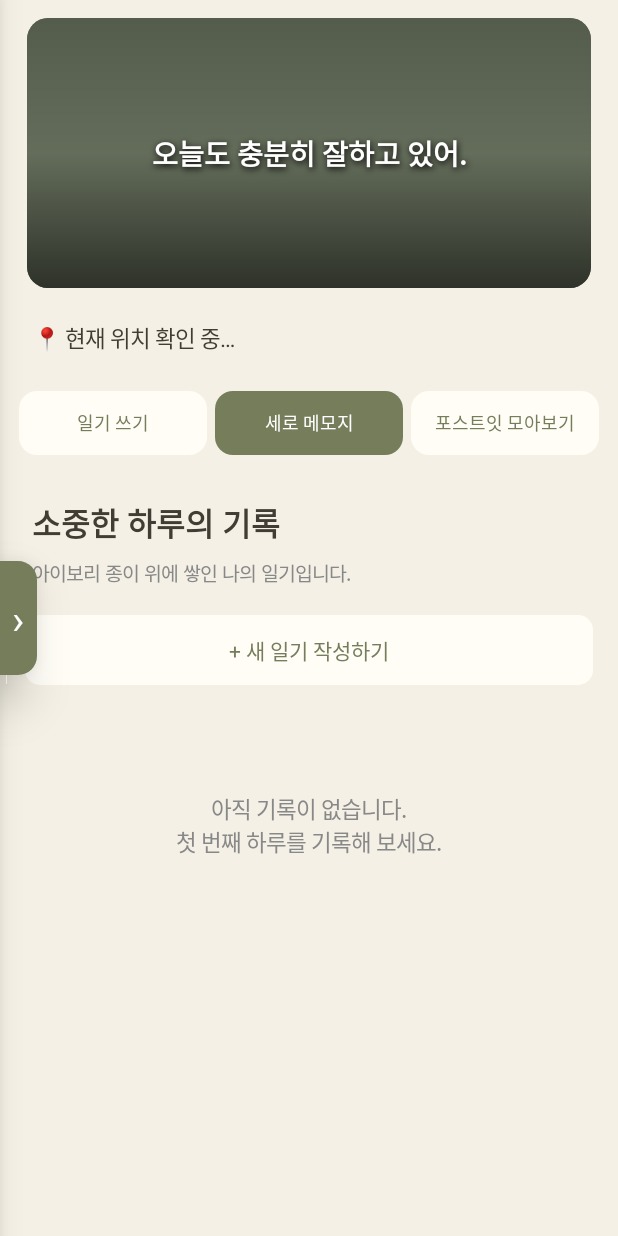
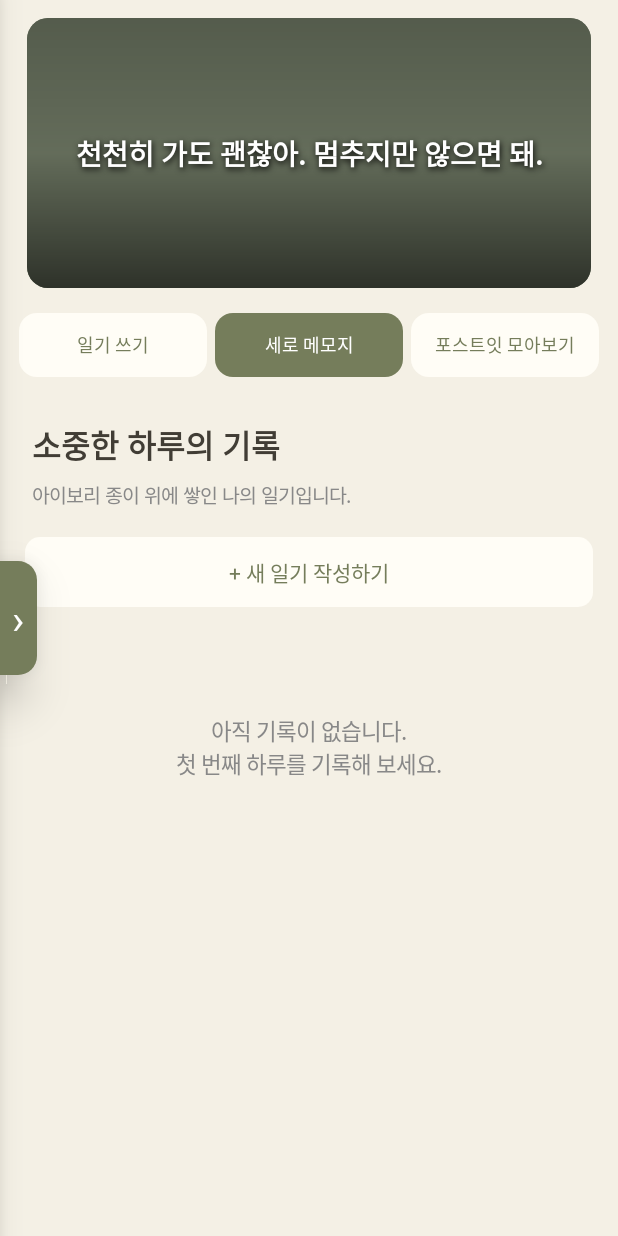
Before and after one commit to supermenpark/DAYFLOW-Diary, an Android app: the screen it shows after launch (MainActivity), after a tap on "세로 메모지", on a phone screen of 412 x 824 dp. Run offline under Robolectric (Android 15) with nearby library versions, the phone set to English and light mode, and no system bars; pictures from the network do not load.

Commit message:
Update MainActivity.kt

```diff
--- a/DiaryApp/app/src/main/java/com/supermenpark/dayflowdiary/MainActivity.kt
+++ b/DiaryApp/app/src/main/java/com/supermenpark/dayflowdiary/MainActivity.kt
@@ -1,3 +1,4 @@
+
 package com.supermenpark.dayflowdiary
 
 import android.app.Activity
@@ -152,8 +153,9 @@ class MainActivity : Activity() {
         }
 
         header.addView(shade, FrameLayout.LayoutParams(-1, -1))
+
         val bannerQuote = TextView(this).apply {
-    text = "오늘도 충분히 잘하고 있어."
+            text = dailyBannerQuote()
             textSize = 19f
             setTextColor(Color.WHITE)
             setTypeface(typeface, Typeface.BOLD)
@@ -171,6 +173,7 @@ header.addView(
                 Gravity.CENTER
             )
         )
+
         appContainer.addView(
             header,
             LinearLayout.LayoutParams(-1, dp(180)).apply {
@@ -178,31 +181,11 @@ header.addView(
             }
         )
 
-        // 배너 사진과 분리된 지역·날씨 표시 영역
+        // 화면에는 표시하지 않는 날씨 갱신용 뷰
+        // 날씨는 다이어리 우측 상단에만 표시
         weatherText = TextView(this).apply {
             text = "📍 지역·날씨 확인"
-            textSize = 15f
-            setTextColor(ink)
-            gravity = Gravity.CENTER_VERTICAL
-            setPadding(dp(4), dp(4), dp(4), dp(4))
-            visibility = View.VISIBLE
-            minHeight = dp(42)
-            maxLines = 2
-            setOnClickListener {
-                loadWeatherForCurrentLocation()
-            }
-        }
-
-        val weatherRowParams = LinearLayout.LayoutParams(
-            LinearLayout.LayoutParams.MATCH_PARENT,
-            dp(42)
-        )
-
-        weatherRowParams.setMargins(
-            dp(18), dp(0), dp(18), dp(10)
-        )
-
-        appContainer.addView(weatherText, weatherRowParams)
+        }
 
         loadDailyBanner(bannerImage)
         loadWeatherForCurrentLocation()
@@ -225,7 +208,9 @@ header.addView(
                 textSize = 12f
                 gravity = Gravity.CENTER
                 setPadding(dp(10), dp(12), dp(10), dp(12))
-                setTextColor(if (currentMode == index) Color.WHITE else accent)
+                setTextColor(
+                    if (currentMode == index) Color.WHITE else accent
+                )
                 background = rounded(
                     if (currentMode == index) accent else paper,
                     12
@@ -267,6 +252,143 @@ header.addView(
         }
 
         buildDrawer()
+    }
+
+    // 매일 바뀌는 응원 문구
+    private fun dailyBannerQuote(): String {
+        val quotes = listOf(
+            "오늘도 충분히 잘하고 있어.",
+            "천천히 가도 괜찮아. 멈추지만 않으면 돼.",
+            "오늘의 작은 걸음이 내일을 바꿔.",
+            "너의 하루는 그 자체로 소중해.",
+            "잘하려 애쓴 오늘, 그것만으로 충분해.",
+            "좋은 일은 생각보다 가까이에 있어.",
+            "오늘도 너답게, 편안하게.",
+            "지금까지 잘 버텨왔고 앞으로도 잘할 거야.",
+            "작은 행복을 놓치지 않는 하루가 되길.",
+            "오늘은 어제보다 조금 더 웃어보자.",
+            "새로운 하루에는 새로운 기회가 있어.",
+            "오늘도 네 편이 되어주자.",
+            "조금 느려도 괜찮아. 잘 가고 있어.",
+            "마음 편한 하루가 가장 좋은 하루야.",
+            "언젠가 오늘을 웃으며 이야기할 거야."
+        )
+
+        val todayKey =
+            SimpleDateFormat("yyyyMMdd", Locale.US).format(Date())
+
+        val savedDate = prefs.getString("banner_quote_date", "")
+
+        val index = if (savedDate == todayKey) {
+            prefs.getInt("banner_quote_index", 0)
+                .coerceIn(quotes.indices)
+        } else {
+            val previous = prefs.getInt("banner_quote_index", -1)
+            var next = Random.nextInt(quotes.size)
+
+            if (quotes.size > 1 && next == previous) {
+                next = (next + 1) % quotes.size
+            }
+
+            prefs.edit()
+                .putString("banner_quote_date", todayKey)
+                .putInt("banner_quote_index", next)
+                .apply()
+
+            next
+        }
+
+        return quotes[index]
+    }
+
+    // 매일 바뀌는 자연 풍경 배경
+    private fun loadDailyBanner(target: ImageView) {
+
+        val imageUrls = listOf(
+            // 산과 호수
+            "https://images.unsplash.com/photo-1501785888041-af3ef285b470?w=1200&auto=format&fit=crop",
+
+            // 호수와 산 풍경
+            "https://images.unsplash.com/photo-1470770841072-f978cf4d019e?w=1200&auto=format&fit=crop",
+
+            // 울창한 숲
+            "https://images.unsplash.com/photo-1441974231531-c6227db76b6e?w=1200&auto=format&fit=crop",
+
+            // 햇살이 비치는 자연
+            "https://images.unsplash.com/photo-1470252649378-9c29740c9fa8?w=1200&auto=format&fit=crop",
+
+            // 바다 풍경
+            "https://images.unsplash.com/photo-1518837695005-2083093ee35b?w=1200&auto=format&fit=crop",
+
+            // 웅장한 산맥
+            "https://images.unsplash.com/photo-1464822759023-fed622ff2c3b?w=1200&auto=format&fit=crop",
+
+            // 초원과 자연
+            "https://images.unsplash.com/photo-1500534623283-312aade485b7?w=1200&auto=format&fit=crop",
+
+            // 아름다운 자연 풍경
+            "https://images.unsplash.com/photo-1500530855697-b586d89ba3ee?w=1200&auto=format&fit=crop"
+        )
+
+        val todayKey =
+            SimpleDateFormat("yyyyMMdd", Locale.US).format(Date())
+
+        val savedDate = prefs.getString("banner_date", "")
+
+        val imageIndex = if (savedDate == todayKey) {
+
+            prefs.getInt("banner_index", 0)
+                .coerceIn(imageUrls.indices)
+
+        } else {
+
+            val previous = prefs.getInt("banner_index", -1)
+            var next = Random.nextInt(imageUrls.size)
+
+            if (imageUrls.size > 1 && next == previous) {
+                next = (next + 1) % imageUrls.size
+            }
+
+            prefs.edit()
+                .putString("banner_date", todayKey)
+                .putInt("banner_index", next)
+                .apply()
+
+            next
+        }
+
+        Thread {
+            var connection: HttpURLConnection? = null
+
+            try {
+                connection =
+                    URL(imageUrls[imageIndex])
+                        .openConnection() as HttpURLConnection
+
+                connection.connectTimeout = 10000
+                connection.readTimeout = 15000
+                connection.requestMethod = "GET"
+                connection.connect()
+
+                val bitmap = connection.inputStream.use {
+                    BitmapFactory.decodeStream(it)
+                }
+
+                if (bitmap != null) {
+                    runOnUiThread {
+                        if (!isFinishing && !isDestroyed) {
+                            target.setImageBitmap(bitmap)
+                        }
+                    }
+                }
+
+            } catch (_: Exception) {
+                // 사진 로딩 실패 시 기본 배경 유지
+            } finally {
+                connection?.disconnect()
+            }
+
+        }.start()
     }
 
     // 슬라이드 메뉴
@@ -303,13 +425,19 @@ header.addView(
             setPadding(0, dp(15), 0, dp(35))
         }
 
-        drawerPanel.addView(brand, LinearLayout.LayoutParams(-1, -2))
+        drawerPanel.addView(
+            brand,
+            LinearLayout.LayoutParams(-1, -2)
+        )
 
         val line = View(this).apply {
             setBackgroundColor(Color.rgb(110, 116, 105))
         }
 
-        drawerPanel.addView(line, LinearLayout.LayoutParams(-1, dp(1)))
+        drawerPanel.addView(
+            line,
+            LinearLayout.LayoutParams(-1, dp(1))
+        )
 
         addDrawerItem("⌂", "일기 쓰기", 0)
         addDrawerItem("▤", "세로 메모지", 1)
@@ -381,14 +509,19 @@ header.addView(
         }
 
         val handleParams = FrameLayout.LayoutParams(
-            dp(25), dp(76), Gravity.START or Gravity.CENTER_VERTICAL
+            dp(25), dp(76),
+            Gravity.START or Gravity.CENTER_VERTICAL
         )
 
         root.addView(menuHandle, handleParams)
         menuHandle.translationX = 0f
     }
 
-    private fun addDrawerItem(icon: String, name: String, mode: Int) {
+    private fun addDrawerItem(
+        icon: String,
+        name: String,
+        mode: Int
+    ) {
         val item = TextView(this).apply {
             text = "$icon    $name"
             textSize = 16f
@@ -449,75 +582,17 @@ header.addView(
         scrim.animate()
             .alpha(0f)
             .setDuration(220)
-            .withEndAction { scrim.visibility = View.GONE }
+            .withEndAction {
+                scrim.visibility = View.GONE
+            }
             .start()
     }
 
-    // 날짜별 배경 사진
-    private fun loadDailyBanner(target: ImageView) {
-        val imageUrls = listOf(
-            "https://images.unsplash.com/photo-1470252649378-9c29740c9fa8?w=1200&auto=format&fit=crop",
-            "https://images.unsplash.com/photo-1500530855697-b586d89ba3ee?w=1200&auto=format&fit=crop",
-            "https://images.unsplash.com/photo-1470770841072-f978cf4d019e?w=1200&auto=format&fit=crop",
-            "https://images.unsplash.com/photo-1441974231531-c6227db76b6e?w=1200&auto=format&fit=crop",
-            "https://images.unsplash.com/photo-1501785888041-af3ef285b470?w=1200&auto=format&fit=crop",
-            "https://images.unsplash.com/photo-1470071459604-3b5ec3a7fe05?w=1200&auto=format&fit=crop"
-        )
-
-        val todayKey = SimpleDateFormat("yyyyMMdd", Locale.US).format(Date())
-        val savedDate = prefs.getString("banner_date", "")
-
-        val imageIndex = if (savedDate == todayKey) {
-            prefs.getInt("banner_index", 0).coerceIn(imageUrls.indices)
-        } else {
-            val previous = prefs.getInt("banner_index", -1)
-            var next = Random.nextInt(imageUrls.size)
-
-            if (imageUrls.size > 1 && next == previous) {
-                next = (next + 1) % imageUrls.size
-            }
-
-            prefs.edit()
-                .putString("banner_date", todayKey)
-                .putInt("banner_index", next)
-                .apply()
-
-            next
-        }
-
-        Thread {
-            var connection: HttpURLConnection? = null
-
-            try {
-                connection =
-                    URL(imageUrls[imageIndex]).openConnection() as HttpURLConnection
-
-                connection.connectTimeout = 10000
-                connection.readTimeout = 15000
-                connection.requestMethod = "GET"
-                connection.connect()
-
-                val bitmap = connection.inputStream.use {
-                    BitmapFactory.decodeStream(it)
-                }
-
-                if (bitmap != null) {
-                    runOnUiThread {
-                        if (!isFinishing && !isDestroyed) {
-                            target.setImageBitmap(bitmap)
-                        }
-                    }
-                }
-            } catch (_: Exception) {
-                // 사진을 불러오지 못하면 기본 배경 유지
-            } finally {
-                connection?.disconnect()
-            }
-        }.start()
-    }
-
     // 일기 화면
-    private fun buildDiary(target: LinearLayout, entry: DiaryEntry? = null) {
+    private fun buildDiary(
+        target: LinearLayout,
+        entry: DiaryEntry? = null
+    ) {
         target.removeAllViews()
         selectedId = entry?.id
 
@@ -528,7 +603,10 @@ header.addView(
             elevation = dp(3).toFloat()
         }
 
-        target.addView(sheet, LinearLayout.LayoutParams(-1, -2))
+        target.addView(
+            sheet,
+            LinearLayout.LayoutParams(-1, -2)
+        )
 
         val diaryHeaderRow = LinearLayout(this).apply {
             orientation = LinearLayout.HORIZONTAL
@@ -547,6 +625,7 @@ header.addView(
             LinearLayout.LayoutParams(0, -2, 1f)
         )
 
+        // 날씨는 이 위치에만 표시
         diaryWeatherText = TextView(this).apply {
             text = "📍 지역 확인 중 · 날씨 확인 중"
             textSize = 12f
@@ -589,7 +668,10 @@ header.addView(
             setBackgroundColor(Color.rgb(225, 220, 207))
         }
 
-        sheet.addView(divider, LinearLayout.LayoutParams(-1, dp(1)))
+        sheet.addView(
+            divider,
+            LinearLayout.LayoutParams(-1, dp(1))
+        )
 
         bodyInput = EditText(this).apply {
             hint = "오늘 있었던 일들을 자유롭게 적어보세요.\n\n기억하고 싶은 순간도 좋고,\n마음속에 담아둔 이야기도 좋습니다.\n\n이곳은 나만의 작은 기록 공간입니다."
@@ -612,10 +694,15 @@ header.addView(
             textSize = 16f
             setTextColor(Color.WHITE)
             background = rounded(accent, 10)
-            setOnClickListener { saveDiary() }
-        }
-
-        sheet.addView(save, LinearLayout.LayoutParams(-1, dp(52)))
+            setOnClickListener {
+                saveDiary()
+            }
+        }
+
+        sheet.addView(
+            save,
+            LinearLayout.LayoutParams(-1, dp(52))
+        )
 
         val newDiary = TextView(this).apply {
             text = "+ 새 일기 쓰기"
@@ -623,7 +710,9 @@ header.addView(
             gravity = Gravity.CENTER
             setTextColor(accent)
             setPadding(dp(10), dp(22), dp(10), dp(15))
-            setOnClickListener { buildDiary(target) }
+            setOnClickListener {
+                buildDiary(target)
+            }
         }
 
         target.addView(newDiary)
@@ -635,7 +724,11 @@ header.addView(
         val body = bodyInput.text.toString().trim()
 
         if (title.isEmpty() && body.isEmpty()) {
-            Toast.makeText(this, "내용을 입력해 주세요.", Toast.LENGTH_SHORT).show()
+            Toast.makeText(
+                this,
+                "내용을 입력해 주세요.",
+                Toast.LENGTH_SHORT
+            ).show()
             return
         }
 
@@ -659,7 +752,11 @@ header.addView(
         persistEntries()
         selectedId = id
 
-        Toast.makeText(this, "일기가 저장되었습니다.", Toast.LENGTH_SHORT).show()
+        Toast.makeText(
+            this,
+            "일기가 저장되었습니다.",
+            Toast.LENGTH_SHORT
+        ).show()
     }
 
     // 메모 모아보기
@@ -1287,6 +1384,7 @@ header.addView(
 
         if (!granted) {
             weatherText.text = "📍 위치 권한 허용 필요"
+
             if (::diaryWeatherText.isInitialized) {
                 diaryWeatherText.text = "📍 위치 권한 허용 필요"
             }
@@ -1318,6 +1416,7 @@ header.addView(
 
             if (provider == null) {
                 weatherText.text = "📍 위치 서비스를 켜주세요."
+
                 if (::diaryWeatherText.isInitialized) {
                     diaryWeatherText.text = "📍 위치 서비스를 켜주세요."
                 }
@@ -1358,11 +1457,14 @@ header.addView(
 
         } catch (_: SecurityException) {
             weatherText.text = "📍 위치 권한을 확인해 주세요."
+
             if (::diaryWeatherText.isInitialized) {
                 diaryWeatherText.text = "📍 위치 권한을 확인해 주세요."
             }
+
         } catch (_: Exception) {
             weatherText.text = "📍 위치 확인 실패"
+
             if (::diaryWeatherText.isInitialized) {
                 diaryWeatherText.text = "📍 위치 확인 실패"
             }
@@ -1531,6 +1633,7 @@ header.addView(
 
             } else if (::weatherText.isInitialized) {
                 weatherText.text = "📍 위치 권한이 필요합니다"
+
                 if (::diaryWeatherText.isInitialized) {
                     diaryWeatherText.text = "📍 위치 권한이 필요합니다"
                 }
```
Lines whose indentation alone changed are shown as unchanged.
